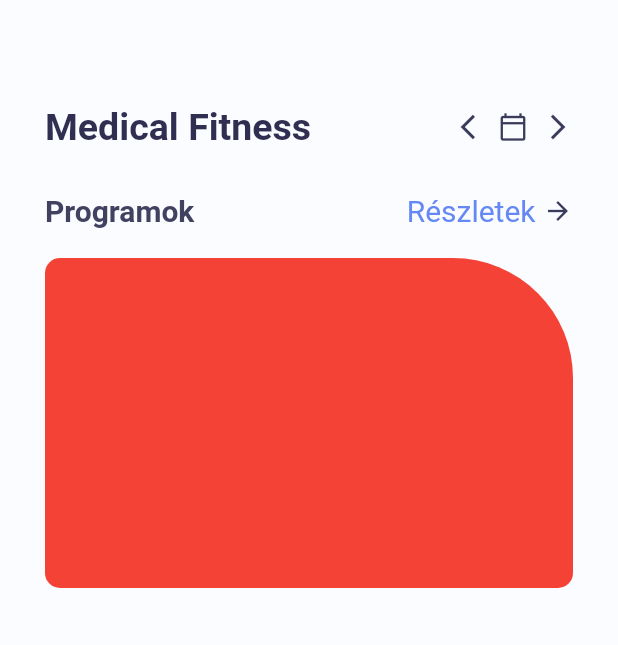
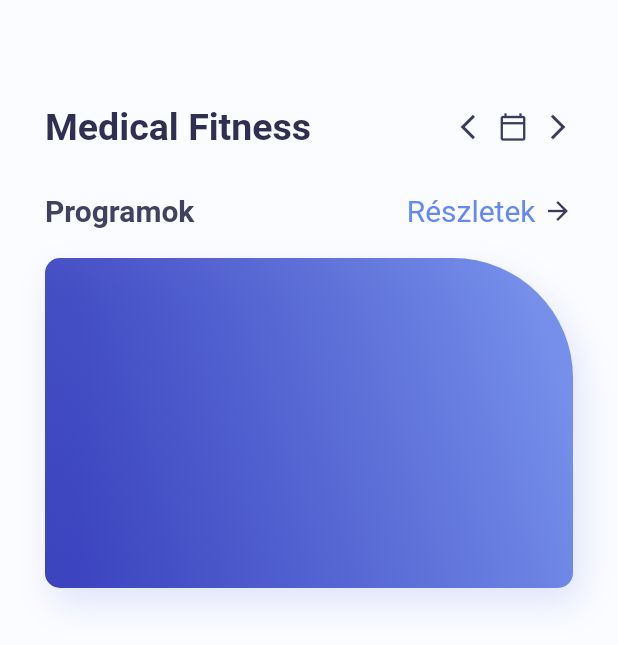
Before and after one commit to maximilianbarabas/fitnessapp, a Flutter app: the screen it shows after launch, on a phone screen of 412 x 824 dp. Shown: the top 645 px of the screen. Run offline on Flutter 3.47's test engine with Material 2 defaults, Android fonts, the phone set to English and light mode, and no system bars.

Commit message:
box design and fuction adding

```diff
--- a/lib/home_page.dart
+++ b/lib/home_page.dart
@@ -78,13 +78,23 @@ class _HomePageState extends State<HomePage> {
               width: MediaQuery.of(context).size.width,
               height: 220,
               decoration: BoxDecoration(
-                    color: Colors.red,
+                  gradient: LinearGradient(colors: [
+                    color.AppColor.gradientFirst.withOpacity(0.8),
+                    color.AppColor.gradientSecond.withOpacity(0.9),
+                  ], begin: Alignment.bottomLeft, end: Alignment.centerRight),
                   borderRadius: BorderRadius.only(
                     topLeft: Radius.circular(10),
                     bottomLeft: Radius.circular(10),
                     bottomRight: Radius.circular(10),
                     topRight: Radius.circular(80),
-                    )))
+                  ),
+                  boxShadow: [
+                    BoxShadow(
+                        offset: Offset(5, 10),
+                        blurRadius: 20,
+                        color: color.AppColor.gradientSecond.withOpacity(0.2))
+                  ]),
+            )
           ],
         ),
       ),
```
Lines whose indentation alone changed are shown as unchanged.
